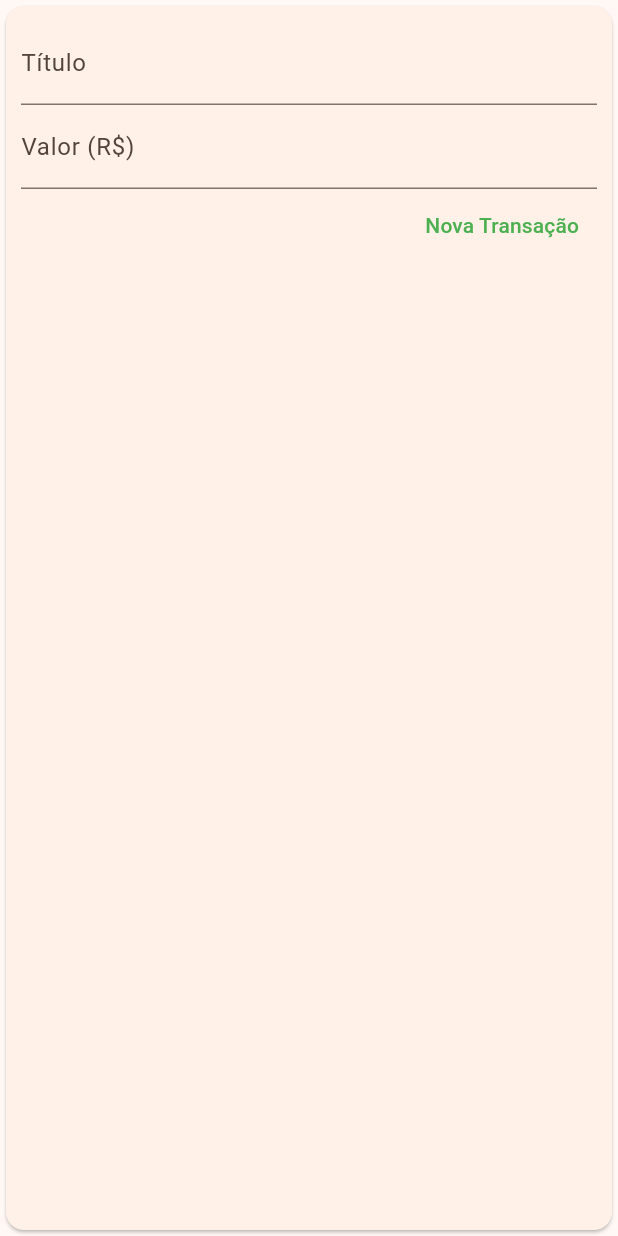
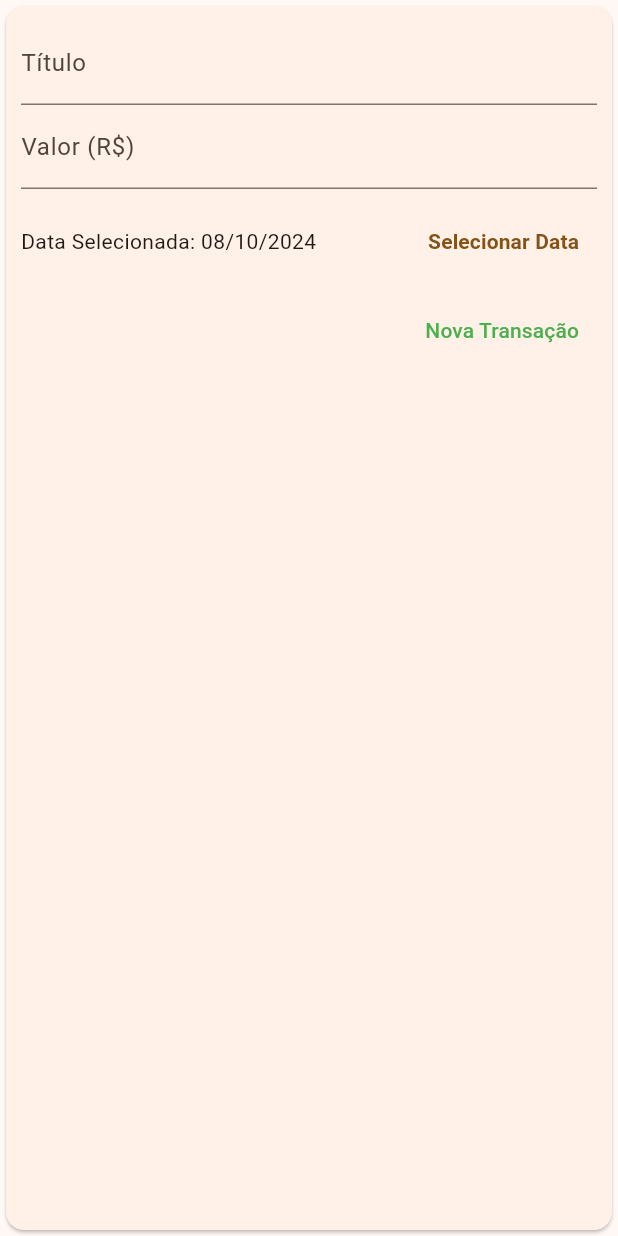
Before and after one commit to FernandoAvellar/expenses, a Flutter app: the TransactionForm widget shown alone on an empty page, opened directly with empty values, after a tap on "Nova Transação", on a phone screen of 412 x 824 dp. Run offline on Flutter 3.47's test engine with Material 3 defaults, Android fonts, the phone set to English and light mode, and no system bars.

Commit message:
add date selection

```diff
--- a/lib/components/transaction_form.dart
+++ b/lib/components/transaction_form.dart
@@ -1,7 +1,8 @@
 import 'package:flutter/material.dart';
+import 'package:intl/intl.dart';
 
 class TransactionForm extends StatefulWidget {
-  final void Function(String, double) onSubmit;
+  final void Function(String, double, DateTime) onSubmit;
 
   const TransactionForm(this.onSubmit, {super.key});
 
@@ -10,18 +11,35 @@ class TransactionForm extends StatefulWidget {
 }
 
 class _TransactionFormState extends State<TransactionForm> {
-  final titleController = TextEditingController();
-
-  final valueController = TextEditingController();
+  final _titleController = TextEditingController();
+  final _valueController = TextEditingController();
+  DateTime? _selectedDate = DateTime.now();
 
   _submitForm() {
-    final title = titleController.text;
-    final value = double.tryParse(valueController.text) ?? 0.0;
+    final title = _titleController.text;
+    final value = double.tryParse(_valueController.text) ?? 0.0;
 
-    if (title.isEmpty || value <= 0) return;
+    if (title.isEmpty || value <= 0 || _selectedDate == null) return;
 
-    widget.onSubmit(
-        title, value); //acesso a variáveis do nosso componente stateful
+    widget.onSubmit(title, value,
+        _selectedDate!); //acesso a variáveis do nosso componente stateful
+  }
+
+  _showDatePicker() {
+    showDatePicker(
+      context: context,
+      initialDate: DateTime.now(),
+      firstDate: DateTime(2024),
+      lastDate: DateTime.now(),
+    ).then((pickedDate) {
+      if (pickedDate == null) {
+        return;
+      }
+
+      setState(() {
+        _selectedDate = pickedDate;
+      });
+    });
   }
 
   @override
@@ -32,18 +50,41 @@ class _TransactionFormState extends State<TransactionForm> {
         child: Column(
           children: [
             TextField(
-              controller: titleController,
+              controller: _titleController,
               onSubmitted: (_) => _submitForm,
               decoration: InputDecoration(
                 labelText: 'Título',
               ),
             ),
             TextField(
-              controller: valueController,
+              controller: _valueController,
               keyboardType: TextInputType.numberWithOptions(decimal: true),
               onSubmitted: (_) => _submitForm(),
               decoration: InputDecoration(
                 labelText: 'Valor (R\$)',
+              ),
+            ),
+            SizedBox(
+              height: 70,
+              child: Row(
+                children: <Widget>[
+                  Expanded(
+                    child: Text(
+                      _selectedDate == null
+                          ? 'Nenhuma data selecionada!'
+                          : 'Data Selecionada: ${DateFormat('dd/MM/y').format(_selectedDate!)}',
+                    ),
+                  ),
+                  TextButton(
+                    onPressed: _showDatePicker,
+                    child: const Text(
+                      'Selecionar Data',
+                      style: TextStyle(
+                        fontWeight: FontWeight.bold,
+                      ),
+                    ),
+                  )
+                ],
               ),
             ),
             Row(
--- a/lib/main.dart
+++ b/lib/main.dart
@@ -44,12 +44,12 @@ class _MyHomePageState extends State<MyHomePage> {
         date: DateTime.now()),
   ];
 
-  _addTransaction(String title, double value) {
+  _addTransaction(String title, double value, DateTime date) {
     final newTransaction = Transaction(
       id: Random().nextDouble().toString(),
       title: title,
       value: value,
-      date: DateTime.now(),
+      date: date,
     );
 
     setState(() {
```
